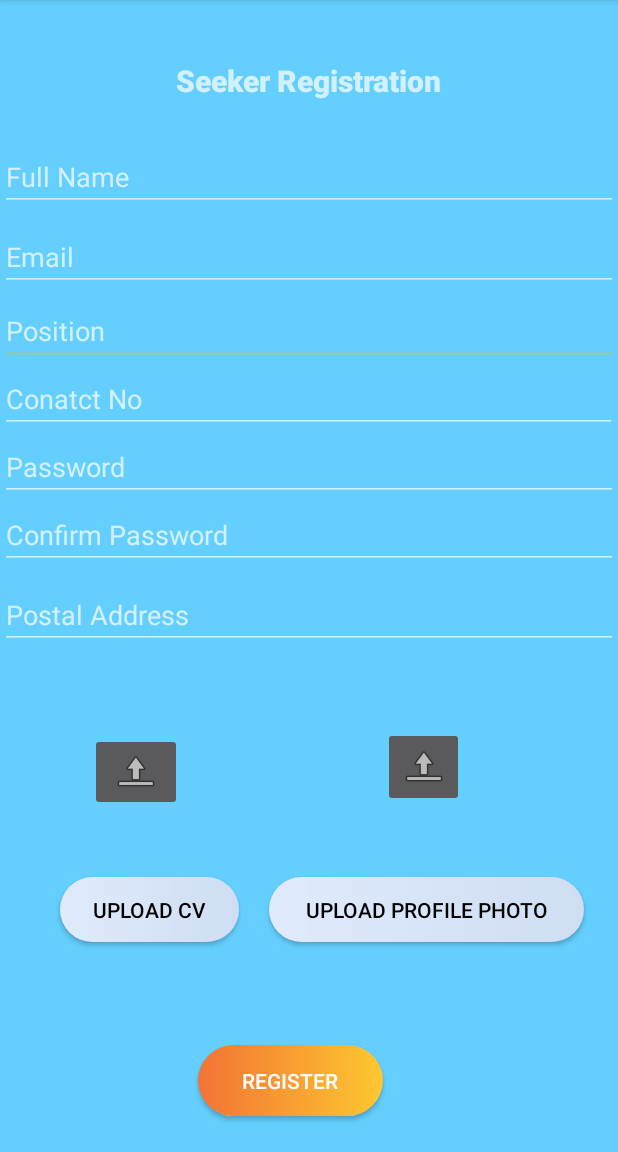
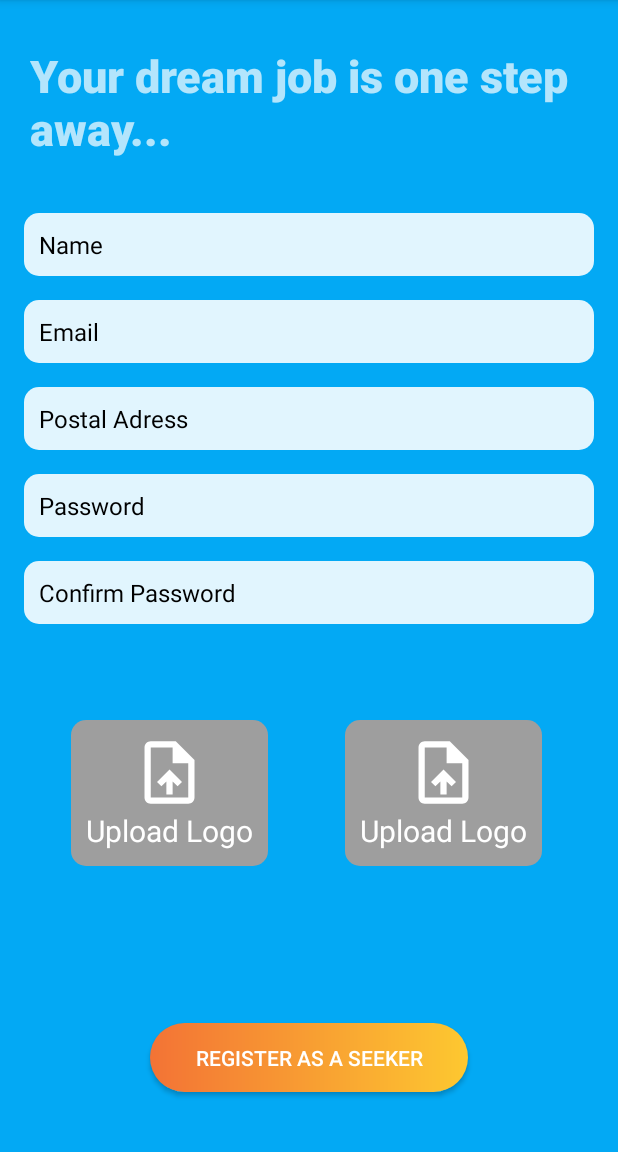
Before and after one commit to AnjanaDinuwan/JOBSSearch, an Android app: the seeker_registration screen opened directly, with no data from a screen before it, on a phone screen of 412 x 824 dp, the part 84-1236 px from its top. Run offline under Robolectric (Android 15) with nearby library versions, the phone set to English and light mode, and no system bars.

Commit message:
Change seeker_registration

```diff
--- a/app/src/main/res/layout/activity_seeker_registration.xml
+++ b/app/src/main/res/layout/activity_seeker_registration.xml
@@ -4,167 +4,177 @@
     xmlns:tools="http://schemas.android.com/tools"
     android:layout_width="match_parent"
     android:layout_height="match_parent"
-    android:background="#64CFFF"
-    android:backgroundTint="#64CFFF"
+    android:background="@color/light_blue_500"
     tools:context=".provider_registration">
 
-    <EditText
-        android:id="@+id/editTextTextPostalAddress3"
-        android:layout_width="0dp"
-        android:layout_height="45dp"
-        android:layout_marginTop="4dp"
-        android:ems="10"
-        android:hint="Position"
-        android:inputType="textPostalAddress"
-        app:layout_constraintEnd_toEndOf="parent"
-        app:layout_constraintHorizontal_bias="0.0"
-        app:layout_constraintStart_toStartOf="parent"
-        app:layout_constraintTop_toBottomOf="@+id/editTextTextEmailAddress" />
-
     <TextView
-        android:id="@+id/textView3"
-        android:layout_width="wrap_content"
-        android:layout_height="35dp"
-        android:layout_marginTop="40dp"
+        android:id="@+id/textView1"
+        android:layout_width="match_parent"
+        android:layout_height="wrap_content"
+        android:layout_marginTop="10dp"
         android:breakStrategy="high_quality"
-        android:capitalize="none"
         android:fontFamily="sans-serif-black"
-        android:text="Seeker Registration"
-        android:textSize="20sp"
+        android:padding="20dp"
+        android:text="Your dream job is one step away..."
+        android:textSize="30dp"
         app:layout_constraintEnd_toEndOf="parent"
         app:layout_constraintStart_toStartOf="parent"
         app:layout_constraintTop_toTopOf="parent" />
 
+
+    <LinearLayout
+        android:id="@+id/btn_upload1"
+        android:layout_width="wrap_content"
+        android:layout_height="wrap_content"
+        android:layout_marginHorizontal="3dp"
+        android:layout_marginTop="64dp"
+        android:background="@drawable/rounded_corner_rectangle"
+        android:backgroundTint="#9E9E9E"
+        android:gravity="center_horizontal"
+        android:orientation="vertical"
+        android:padding="10dp"
+        app:layout_constraintEnd_toEndOf="parent"
+        app:layout_constraintStart_toEndOf="@+id/btn_upload"
+        app:layout_constraintTop_toBottomOf="@+id/editTextTextPersonName2">
+
+        <ImageView
+            android:id="@+id/imageView8"
+            android:layout_width="50dp"
+            android:layout_height="50dp"
+            android:src="@drawable/baseline_upload_file_24"
+            app:tint="@color/white" />
+
+        <TextView
+            android:layout_width="wrap_content"
+            android:layout_height="wrap_content"
+            android:text="Upload Logo"
+            android:textAlignment="center"
+            android:textColor="@color/white"
+            android:textSize="20dp" />
+    </LinearLayout>
+
+    <LinearLayout
+        android:id="@+id/btn_upload"
+        android:layout_width="wrap_content"
+        android:layout_height="wrap_content"
+        android:layout_marginTop="64dp"
+        android:background="@drawable/rounded_corner_rectangle"
+        android:backgroundTint="#9E9E9E"
+        android:gravity="center_horizontal"
+        android:orientation="vertical"
+        android:padding="10dp"
+        app:layout_constraintStart_toStartOf="parent"
+        app:layout_constraintEnd_toStartOf="@+id/btn_upload1"
+        app:layout_constraintTop_toBottomOf="@+id/editTextTextPersonName2">
+
+        <ImageView
+            android:id="@+id/imageView9"
+            android:layout_width="50dp"
+            android:layout_height="50dp"
+            android:src="@drawable/baseline_upload_file_24"
+            app:tint="@color/white" />
+
+        <TextView
+            android:layout_width="wrap_content"
+            android:layout_height="wrap_content"
+            android:text="Upload Logo"
+            android:textAlignment="center"
+            android:textColor="@color/white"
+            android:textSize="20dp" />
+    </LinearLayout>
+
     <EditText
         android:id="@+id/editTextTextPersonName"
-        android:layout_width="0dp"
-        android:layout_height="45dp"
-        android:layout_marginTop="20dp"
-        android:ems="10"
-        android:hint="Full Name"
-        android:inputType="textPersonName"
+        android:layout_width="match_parent"
+        android:layout_height="wrap_content"
+        android:layout_margin="16dp"
+        android:background="@drawable/rounded_corner_rectangle"
+        android:backgroundTint="@color/light_blue_50"
+        android:hint="Name"
+        android:padding="10dp"
+        android:textColorHint="@color/black"
+        android:textSize="16sp"
         app:layout_constraintEnd_toEndOf="parent"
         app:layout_constraintStart_toStartOf="parent"
-        app:layout_constraintTop_toBottomOf="@+id/textView3"
-        tools:ignore="MissingConstraints" />
+        app:layout_constraintTop_toBottomOf="@+id/textView1"/>
 
     <EditText
         android:id="@+id/editTextTextEmailAddress"
-        android:layout_width="0dp"
-        android:layout_height="45dp"
-        android:layout_marginTop="8dp"
-        android:ems="10"
+        android:layout_width="match_parent"
+        android:layout_height="wrap_content"
+        android:layout_margin="16dp"
+        android:background="@drawable/rounded_corner_rectangle"
+        android:backgroundTint="@color/light_blue_50"
         android:hint="Email"
         android:inputType="textEmailAddress"
+        android:padding="10dp"
+        android:textColorHint="@color/black"
+        android:textSize="16sp"
         app:layout_constraintEnd_toEndOf="parent"
         app:layout_constraintStart_toStartOf="parent"
         app:layout_constraintTop_toBottomOf="@+id/editTextTextPersonName" />
 
     <EditText
         android:id="@+id/editTextPhone3"
-        android:layout_width="411dp"
-        android:layout_height="45dp"
-        android:ems="10"
-        android:hint="Conatct No"
-        android:inputType="phone"
-        app:layout_constraintTop_toBottomOf="@+id/editTextTextPostalAddress3"
-        tools:layout_editor_absoluteX="0dp" />
+        android:layout_width="match_parent"
+        android:layout_height="wrap_content"
+        android:layout_margin="16dp"
+        android:background="@drawable/rounded_corner_rectangle"
+        android:backgroundTint="@color/light_blue_50"
+        android:hint="Postal Adress"
+        android:inputType="textPostalAddress"
+        android:padding="10dp"
+        android:textColorHint="@color/black"
+        android:textSize="16sp"
+        app:layout_constraintEnd_toEndOf="parent"
+        app:layout_constraintStart_toStartOf="parent"
+        app:layout_constraintTop_toBottomOf="@+id/editTextTextEmailAddress" />
 
     <EditText
         android:id="@+id/editTextTextPassword"
-        android:layout_width="0dp"
-        android:layout_height="45dp"
+        android:layout_width="match_parent"
+        android:layout_height="wrap_content"
+        android:layout_margin="16dp"
+        android:background="@drawable/rounded_corner_rectangle"
+        android:backgroundTint="@color/light_blue_50"
         android:ems="10"
         android:hint="Password"
         android:inputType="textPassword"
+        android:padding="10dp"
+        android:textColorHint="@color/black"
+        android:textSize="16sp"
         app:layout_constraintEnd_toEndOf="parent"
         app:layout_constraintStart_toStartOf="parent"
         app:layout_constraintTop_toBottomOf="@+id/editTextPhone3" />
 
     <EditText
         android:id="@+id/editTextTextPersonName2"
-        android:layout_width="0dp"
-        android:layout_height="45dp"
+        android:layout_width="match_parent"
+        android:layout_height="wrap_content"
+        android:layout_margin="16dp"
+        android:background="@drawable/rounded_corner_rectangle"
+        android:backgroundTint="@color/light_blue_50"
         android:ems="10"
         android:hint="Confirm Password"
         android:inputType="textPersonName"
+        android:padding="10dp"
+        android:textColorHint="@color/black"
+        android:textSize="16sp"
         app:layout_constraintEnd_toEndOf="parent"
         app:layout_constraintStart_toStartOf="parent"
         app:layout_constraintTop_toBottomOf="@+id/editTextTextPassword" />
 
-    <EditText
-        android:id="@+id/editTextTextPostalAddress"
-        android:layout_width="0dp"
-        android:layout_height="45dp"
-        android:layout_marginTop="8dp"
-        android:ems="10"
-        android:hint="Postal Address"
-        android:inputType="textPostalAddress"
-        app:layout_constraintEnd_toEndOf="parent"
-        app:layout_constraintStart_toStartOf="parent"
-        app:layout_constraintTop_toBottomOf="@+id/editTextTextPersonName2" />
-
-    <ImageButton
-        android:id="@+id/imageButton"
-        android:layout_width="54dp"
-        android:layout_height="53dp"
-        android:layout_marginStart="128dp"
-        android:layout_marginTop="52dp"
-        app:layout_constraintEnd_toEndOf="parent"
-        app:layout_constraintHorizontal_bias="0.055"
-        app:layout_constraintStart_toEndOf="@+id/imageButton2"
-        app:layout_constraintTop_toBottomOf="@+id/editTextTextPostalAddress"
-        app:srcCompat="@android:drawable/ic_menu_upload" />
-
-    <Button
-        android:id="@+id/button3"
-        android:layout_width="210dp"
-        android:layout_height="43dp"
-        android:layout_marginTop="36dp"
-        android:background="@drawable/button_gradient_white"
-        android:text="Upload Profile Photo"
-        android:textColor="@color/black"
-        app:layout_constraintBottom_toTopOf="@+id/button5"
-        app:layout_constraintEnd_toEndOf="parent"
-        app:layout_constraintHorizontal_bias="0.465"
-        app:layout_constraintStart_toEndOf="@+id/button4"
-        app:layout_constraintTop_toBottomOf="@+id/imageButton"
-        app:layout_constraintVertical_bias="0.133" />
-
-    <ImageButton
-        android:id="@+id/imageButton2"
-        android:layout_width="61dp"
-        android:layout_height="52dp"
-        android:layout_marginStart="60dp"
-        android:layout_marginTop="56dp"
-        app:layout_constraintStart_toStartOf="parent"
-        app:layout_constraintTop_toBottomOf="@+id/editTextTextPostalAddress"
-        app:srcCompat="@android:drawable/ic_menu_upload" />
-
-    <Button
-        android:id="@+id/button4"
-        android:layout_width="119dp"
-        android:layout_height="43dp"
-        android:layout_marginStart="40dp"
-        android:layout_marginTop="32dp"
-        android:background="@drawable/button_gradient_white"
-        android:text="Upload CV"
-        android:textColor="@color/black"
-        app:layout_constraintBottom_toTopOf="@+id/button5"
-        app:layout_constraintStart_toStartOf="parent"
-        app:layout_constraintTop_toBottomOf="@+id/imageButton2"
-        app:layout_constraintVertical_bias="0.152" />
 
     <Button
         android:id="@+id/button5"
-        android:layout_width="123dp"
-        android:layout_height="47dp"
-        android:layout_marginBottom="24dp"
+        android:layout_width="212dp"
+        android:layout_height="46dp"
         android:background="@drawable/button_gradient"
-        android:text="Register"
+        android:text="Register as a seeker"
+        android:layout_marginBottom="40dp"
         app:layout_constraintBottom_toBottomOf="parent"
         app:layout_constraintEnd_toEndOf="parent"
-        app:layout_constraintHorizontal_bias="0.458"
-        app:layout_constraintStart_toStartOf="parent" />
+        app:layout_constraintStart_toStartOf="parent"
+ />
 
 </androidx.constraintlayout.widget.ConstraintLayout>
```
